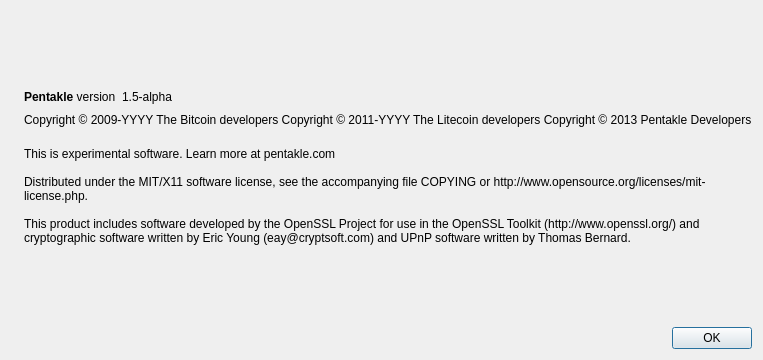
Teknowizardry/Pentakle, file src/qt/forms/aboutdialog.ui: the form before one commit.
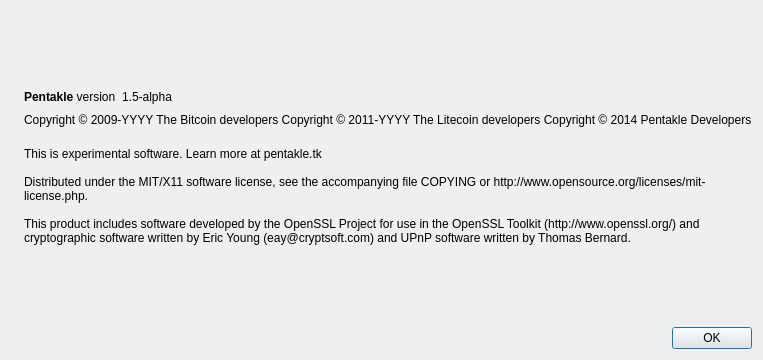
The form after the commit. Icons and pictures are not drawn.

What changed in the file:
```diff
--- a/src/qt/forms/aboutdialog.ui
+++ b/src/qt/forms/aboutdialog.ui
@@ -93,7 +93,7 @@
        <property name="text">
         <string notr="true">Copyright &amp;copy; 2009-YYYY The Bitcoin developers
 Copyright &amp;copy; 2011-YYYY The Litecoin developers
-Copyright &amp;copy; 2013 Pentakle Developers</string>
+Copyright &amp;copy; 2014 Pentakle Developers</string>
        </property>
        <property name="textFormat">
         <enum>Qt::RichText</enum>
@@ -110,7 +110,7 @@
        </property>
        <property name="text">
         <string>
-This is experimental software. Learn more at pentakle.com
+This is experimental software. Learn more at pentakle.tk
 
 Distributed under the MIT/X11 software license, see the accompanying file COPYING or http://www.opensource.org/licenses/mit-license.php.
 
```
